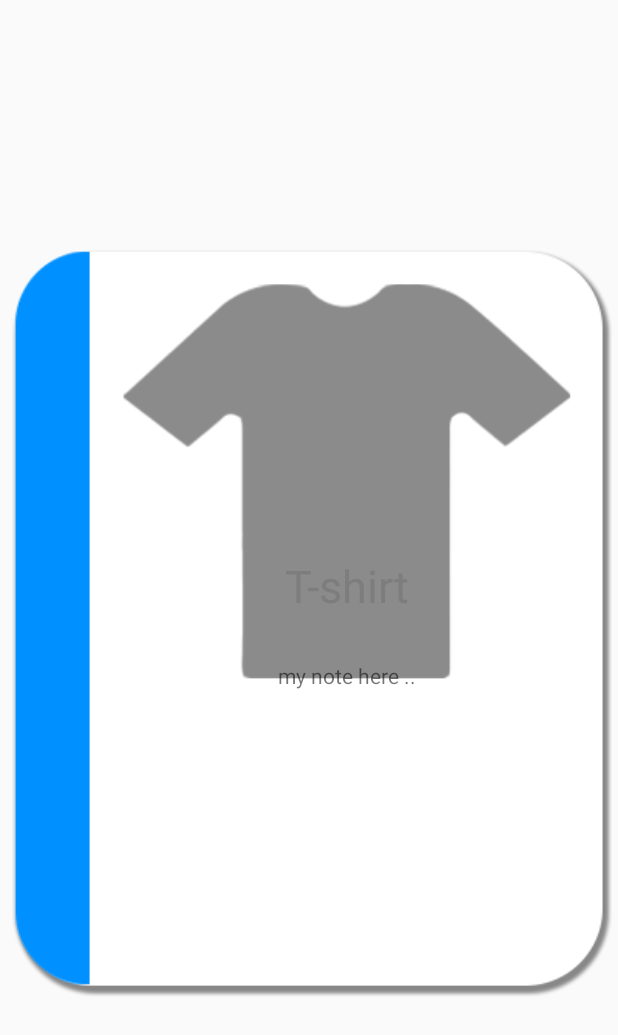
After one commit to ahmedosama20/TheDolab, an Android app: the layout upper_list_item.xml on its own in the app's theme, with its tools: preview values and no code run, on a phone screen of 412 x 824 dp. The commit adds this screen. Shown: the top 1035 px of the screen. Run offline under Robolectric (Android 15) with nearby library versions, the phone set to English and light mode, and no system bars.

Commit message:
card_layout - OA

```diff
--- a/app/src/main/java/com/dolab/thedolab/DolabMainViewActivity.java
+++ b/app/src/main/java/com/dolab/thedolab/DolabMainViewActivity.java
@@ -8,6 +8,7 @@ import android.support.v7.widget.Toolbar;
 import android.view.View;
 import android.view.Menu;
 import android.view.MenuItem;
+import android.view.ViewGroup;
 
 public class DolabMainViewActivity extends AppCompatActivity {
 
@@ -26,6 +27,8 @@ public class DolabMainViewActivity extends AppCompatActivity {
                         .setAction("Action", null).show();
             }
         });
+
+
     }
 
     @Override
--- a/app/src/main/res/layout/content_dolab_main_view.xml
+++ b/app/src/main/res/layout/content_dolab_main_view.xml
@@ -10,12 +10,8 @@
     android:paddingTop="@dimen/activity_vertical_margin"
     app:layout_behavior="@string/appbar_scrolling_view_behavior"
     tools:context="com.dolab.thedolab.DolabMainViewActivity"
-    tools:showIn="@layout/activity_dolab_main_view">
+    tools:showIn="@layout/activity_dolab_main_view"
+    android:id="@+id/myview">
 
-    <TextView
-        android:layout_width="wrap_content"
-        android:layout_height="wrap_content"
-        android:text="Hello World!"
-        android:id="@+id/textView" />
 
 </RelativeLayout>
--- /dev/null
+++ b/app/src/main/res/layout/upper_list_item.xml
@@ -0,0 +1,65 @@
+<?xml version="1.0" encoding="utf-8"?>
+<RelativeLayout xmlns:android="http://schemas.android.com/apk/res/android"
+    android:layout_width="match_parent"
+    android:layout_height="match_parent"
+    android:id="@+id/upper_list_item">
+
+
+    <ImageView
+        android:layout_width="match_parent"
+        android:layout_height="match_parent"
+        android:id="@+id/imageView"
+        android:layout_centerVertical="true"
+        android:layout_centerHorizontal="true"
+        android:src="@mipmap/card"/>
+
+    <ImageView
+        android:layout_width="match_parent"
+        android:layout_height="match_parent"
+        android:id="@+id/imageView2"
+        android:src="@mipmap/blue"
+        android:layout_alignTop="@+id/imageView"
+        android:layout_alignStart="@+id/imageView" />
+
+    <ImageView
+        android:layout_width="match_parent"
+        android:layout_height="match_parent"
+        android:id="@+id/imageView3"
+        android:src="@mipmap/tshirt"
+        android:layout_alignParentTop="@+id/imageView"
+        android:layout_alignParentStart="@+id/imageView" />
+
+    <LinearLayout
+        android:orientation="vertical"
+        android:layout_width="match_parent"
+        android:layout_height="match_parent"
+        android:layout_alignParentBottom="true"
+        android:layout_alignParentStart="false"
+        android:layout_marginStart="60dp"
+        android:layout_alignParentTop="false"
+        android:layout_marginTop="360dp"
+        android:layout_marginEnd="9dp">
+
+        <TextView
+            android:layout_width="wrap_content"
+            android:layout_height="wrap_content"
+            android:textAppearance="?android:attr/textAppearanceLarge"
+            android:text="T-shirt"
+            android:id="@+id/name_text"
+            android:layout_marginBottom="30dp"
+            android:layout_marginTop="10dp"
+            android:textColor="#7d7d7d"
+            android:textSize="30dp"
+            android:layout_gravity="center_horizontal" />
+
+        <TextView
+            android:layout_width="wrap_content"
+            android:layout_height="wrap_content"
+            android:textAppearance="?android:attr/textAppearanceSmall"
+            android:text="my note here .."
+            android:id="@+id/textView2"
+            android:layout_gravity="center_horizontal" />
+    </LinearLayout>
+
+
+</RelativeLayout>
```
Also changed, not shown: app/src/main/res/mipmap-hdpi/blue.png (added), app/src/main/res/mipmap-hdpi/card.png (added), app/src/main/res/mipmap-hdpi/tshirt.png (added), app/src/main/res/mipmap-mdpi/blue.png (added), app/src/main/res/mipmap-mdpi/card.png (added), app/src/main/res/mipmap-mdpi/tshirt.png (added), app/src/main/res/mipmap-xhdpi/blue.png (added), app/src/main/res/mipmap-xhdpi/card.png (added), app/src/main/res/mipmap-xhdpi/tshirt.png (added), app/src/main/res/mipmap-xxhdpi/blue.png (added), app/src/main/res/mipmap-xxhdpi/card.png (added), app/src/main/res/mipmap-xxhdpi/tshirt.png (added), app/src/main/res/mipmap-xxxhdpi/blue.png (added), app/src/main/res/mipmap-xxxhdpi/card.png (added), 1 more files.
